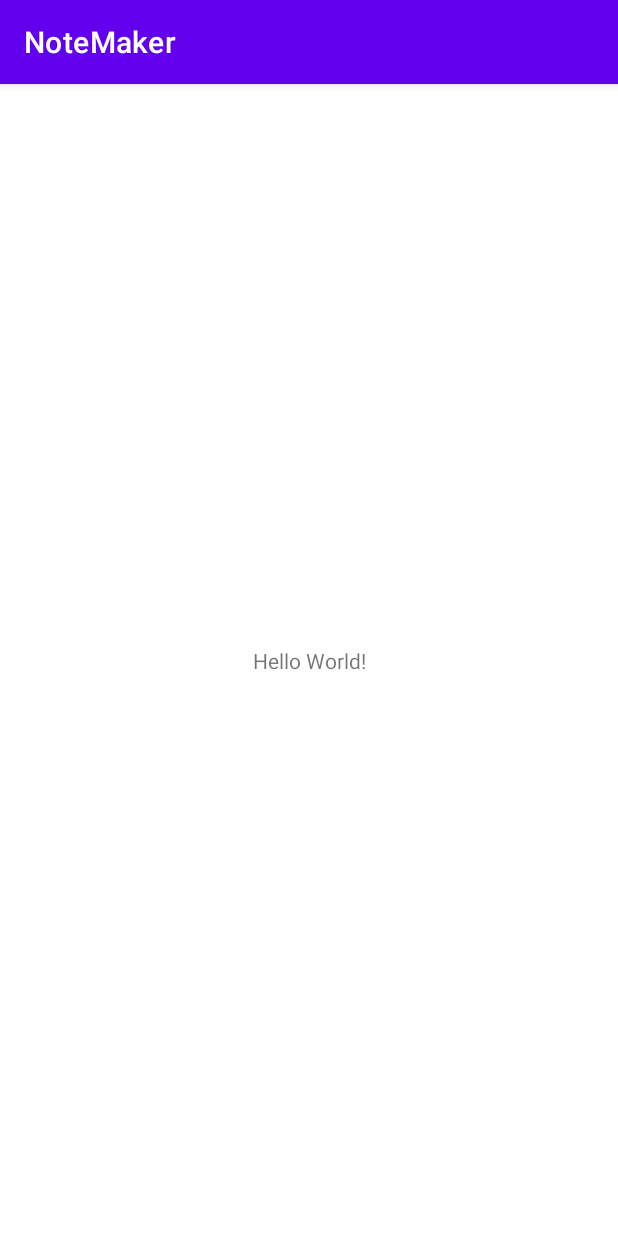
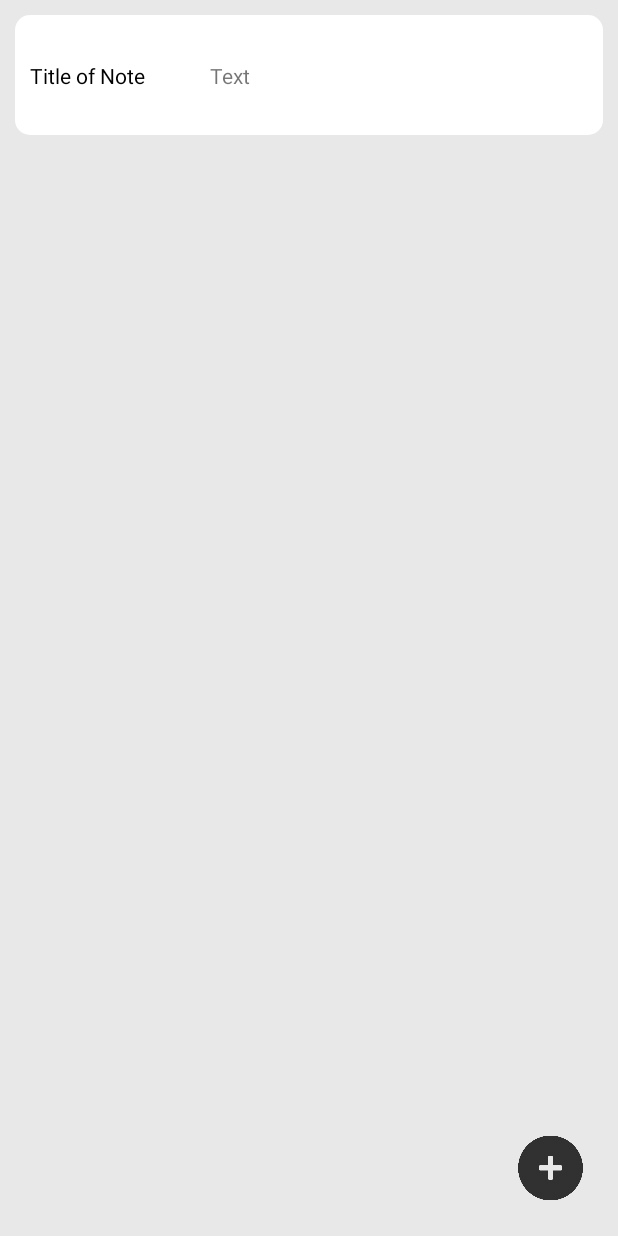
Before and after one commit to OlegRyabyshev/NoteMaker, an Android app: the screen it shows after launch (MainActivity), on a phone screen of 412 x 824 dp. Run offline under Robolectric (Android 15) with nearby library versions, the phone set to English and light mode, and no system bars.

Commit message:
Adding fragments

```diff
--- a/app/build.gradle
+++ b/app/build.gradle
@@ -33,6 +33,7 @@ dependencies {
     implementation 'androidx.appcompat:appcompat:1.2.0'
     implementation 'com.google.android.material:material:1.3.0'
     implementation 'androidx.constraintlayout:constraintlayout:2.0.4'
+    implementation 'androidx.legacy:legacy-support-v4:1.0.0'
     testImplementation 'junit:junit:4.+'
     androidTestImplementation 'androidx.test.ext:junit:1.1.2'
     androidTestImplementation 'androidx.test.espresso:espresso-core:3.3.0'
--- /dev/null
+++ b/app/src/main/java/xyz/fcr/notemaker/fragments/NotesViewerFragment.java
@@ -0,0 +1,27 @@
+package xyz.fcr.notemaker.fragments;
+
+import android.os.Bundle;
+
+import androidx.annotation.NonNull;
+import androidx.annotation.Nullable;
+import androidx.fragment.app.Fragment;
+
+import android.view.LayoutInflater;
+import android.view.View;
+import android.view.ViewGroup;
+
+import xyz.fcr.notemaker.R;
+
+public class NotesViewerFragment extends Fragment {
+
+    @Override
+    public View onCreateView(LayoutInflater inflater, ViewGroup container,
+                             Bundle savedInstanceState) {
+        return inflater.inflate(R.layout.fragment_notes_viewer, container, false);
+    }
+
+    @Override
+    public void onViewCreated(@NonNull View view, @Nullable Bundle savedInstanceState) {
+        super.onViewCreated(view, savedInstanceState);
+    }
+}
--- /dev/null
+++ b/app/src/main/res/drawable/rounded_view.xml
@@ -0,0 +1,7 @@
+<?xml version="1.0" encoding="utf-8"?>
+<shape xmlns:android="http://schemas.android.com/apk/res/android">
+
+    <solid android:color="@android:color/white" />
+    <corners android:radius="10dp" />
+
+</shape>
--- a/app/src/main/res/layout/activity_main.xml
+++ b/app/src/main/res/layout/activity_main.xml
@@ -1,18 +1,47 @@
 <?xml version="1.0" encoding="utf-8"?>
-<androidx.constraintlayout.widget.ConstraintLayout xmlns:android="http://schemas.android.com/apk/res/android"
+<LinearLayout xmlns:android="http://schemas.android.com/apk/res/android"
     xmlns:app="http://schemas.android.com/apk/res-auto"
     xmlns:tools="http://schemas.android.com/tools"
     android:layout_width="match_parent"
     android:layout_height="match_parent"
+    android:background="@color/gray"
+    android:orientation="vertical"
     tools:context=".MainActivity">
 
-    <TextView
-        android:layout_width="wrap_content"
-        android:layout_height="wrap_content"
-        android:text="Hello World!"
-        app:layout_constraintBottom_toBottomOf="parent"
-        app:layout_constraintLeft_toLeftOf="parent"
-        app:layout_constraintRight_toRightOf="parent"
-        app:layout_constraintTop_toTopOf="parent" />
+    <androidx.core.widget.NestedScrollView
+        android:layout_width="match_parent"
+        android:layout_height="0dp"
+        android:layout_weight="1"
+        android:fillViewport="true">
 
-</androidx.constraintlayout.widget.ConstraintLayout>
+        <fragment
+            android:id="@layout/fragment_notes_viewer"
+            android:name="xyz.fcr.notemaker.fragments.NotesViewerFragment"
+            android:layout_width="match_parent"
+            android:layout_height="0dp"
+            android:layout_weight="1"
+            tools:layout="@layout/fragment_notes_viewer" />
+    </androidx.core.widget.NestedScrollView>
+
+
+    <androidx.constraintlayout.widget.ConstraintLayout
+        android:layout_width="match_parent"
+        android:layout_height="50dp"
+        android:layout_marginBottom="20dp">
+
+
+        <ImageView
+            android:id="@+id/buttonPlus"
+            android:layout_width="50dp"
+            android:layout_height="60dp"
+            android:layout_marginEnd="20dp"
+            android:contentDescription="@string/plussign"
+            android:src="@drawable/add_512x512"
+            app:layout_constraintBottom_toBottomOf="parent"
+            app:layout_constraintEnd_toEndOf="parent"
+            app:layout_constraintTop_toTopOf="parent"
+            app:layout_constraintVertical_bias="0.64" />
+    </androidx.constraintlayout.widget.ConstraintLayout>
+
+
+</LinearLayout>
--- /dev/null
+++ b/app/src/main/res/layout/fragment_notes_viewer.xml
@@ -0,0 +1,41 @@
+<?xml version="1.0" encoding="utf-8"?>
+<LinearLayout xmlns:android="http://schemas.android.com/apk/res/android"
+    xmlns:app="http://schemas.android.com/apk/res-auto"
+    xmlns:tools="http://schemas.android.com/tools"
+    android:layout_width="match_parent"
+    android:layout_height="match_parent"
+    android:orientation="vertical"
+    android:background="@color/gray"
+    tools:context=".fragments.NotesViewerFragment">
+
+    <androidx.constraintlayout.widget.ConstraintLayout
+        android:layout_width="match_parent"
+        android:layout_height="80dp"
+        android:layout_margin="10dp"
+        android:background="@drawable/rounded_view">
+
+        <TextView
+            android:id="@+id/titleTextPreview"
+            android:layout_width="100dp"
+            android:maxWidth="100dp"
+            app:layout_constraintHorizontal_weight="1"
+            android:layout_height="wrap_content"
+            android:text="Title of Note"
+            android:textColor="@color/black"
+            android:layout_marginStart="10dp"
+            app:layout_constraintBottom_toBottomOf="parent"
+            app:layout_constraintStart_toStartOf="parent"
+            app:layout_constraintTop_toTopOf="parent" />
+
+        <TextView
+            android:id="@+id/noteTextPreview"
+            android:layout_width="wrap_content"
+            android:layout_height="wrap_content"
+            android:text="Text"
+            android:layout_marginStart="20dp"
+            app:layout_constraintBottom_toBottomOf="parent"
+            app:layout_constraintStart_toEndOf="@+id/titleTextPreview"
+            app:layout_constraintTop_toTopOf="parent" />
+    </androidx.constraintlayout.widget.ConstraintLayout>
+
+</LinearLayout>
--- a/app/src/main/res/values/colors.xml
+++ b/app/src/main/res/values/colors.xml
@@ -7,4 +7,5 @@
     <color name="teal_700">#FF018786</color>
     <color name="black">#FF000000</color>
     <color name="white">#FFFFFFFF</color>
+    <color name="gray">#e8e8e8</color>
 </resources>
--- a/app/src/main/res/values/themes.xml
+++ b/app/src/main/res/values/themes.xml
@@ -1,8 +1,8 @@
 <resources xmlns:tools="http://schemas.android.com/tools">
     <!-- Base application theme. -->
-    <style name="Theme.NoteMaker" parent="Theme.MaterialComponents.DayNight.DarkActionBar">
+    <style name="Theme.NoteMaker" parent="Theme.MaterialComponents.DayNight.NoActionBar">
         <!-- Primary brand color. -->
-        <item name="colorPrimary">@color/purple_500</item>
+        <item name="colorPrimary">@color/white</item>
         <item name="colorPrimaryVariant">@color/purple_700</item>
         <item name="colorOnPrimary">@color/white</item>
         <!-- Secondary brand color. -->
@@ -10,7 +10,10 @@
         <item name="colorSecondaryVariant">@color/teal_700</item>
         <item name="colorOnSecondary">@color/black</item>
         <!-- Status bar color. -->
-        <item name="android:statusBarColor" tools:targetApi="l">?attr/colorPrimaryVariant</item>
+        <item name="android:statusBarColor" tools:targetApi="l">?attr/colorOnPrimary</item>
+        <item name="android:windowLightStatusBar" tools:ignore="NewApi">true</item>
         <!-- Customize your theme here. -->
+        <item name="android:navigationBarColor" tools:targetApi="l">?attr/colorOnPrimary</item>
+        <item name="android:windowLightNavigationBar" tools:ignore="NewApi">true</item>
     </style>
 </resources>
```
Also changed, not shown: app/src/main/java/xyz/fcr/notemaker/Note.java (added, +87 -0 lines), app/src/main/java/xyz/fcr/notemaker/fragments/NoteFragment.java (added, +27 -0 lines), app/src/main/res/layout/fragment_note.xml (added, +10 -0 lines), app/src/main/res/values/strings.xml (+6 -1 lines), app/src/main/res/drawable-v24/add_512x512.png (added).
